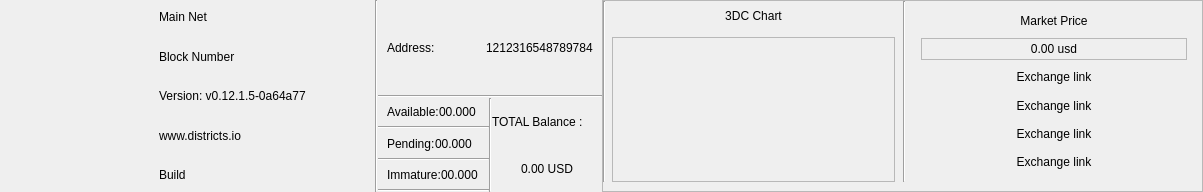
Qt form src/qt/topinfoarea.ui (thaodv/3dcoin) before a commit.
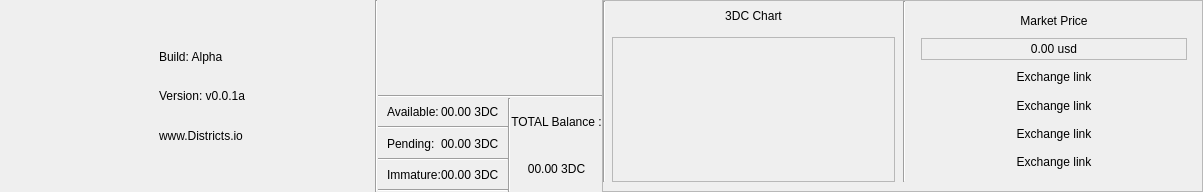
The same form after that commit. Icons and pictures are not drawn.

Patch:
```diff
--- a/src/qt/topinfoarea.ui
+++ b/src/qt/topinfoarea.ui
@@ -70,35 +70,35 @@
        <item>
         <widget class="QLabel" name="label_2">
          <property name="text">
-          <string>Main Net</string>
+          <string></string>
          </property>
         </widget>
        </item>
        <item>
         <widget class="QLabel" name="label_3">
          <property name="text">
-          <string>Block Number</string>
+          <string>Build: Alpha </string>
          </property>
         </widget>
        </item>
        <item>
         <widget class="QLabel" name="label_4">
          <property name="text">
-          <string>Version: v0.12.1.5-0a64a77</string>
+          <string>Version: v0.0.1a</string>
          </property>
         </widget>
        </item>
        <item>
         <widget class="QLabel" name="label_5">
          <property name="text">
-          <string>www.districts.io</string>
+          <string>www.Districts.io</string>
          </property>
         </widget>
        </item>
        <item>
         <widget class="QLabel" name="label_6">
          <property name="text">
-          <string>Build</string>
+          <string></string>
          </property>
         </widget>
        </item>
@@ -127,14 +127,14 @@
          <item>
           <widget class="QLabel" name="label_7">
            <property name="text">
-            <string>Address:</string>
+            <string></string>
            </property>
           </widget>
          </item>
          <item>
           <widget class="QLabel" name="label_8">
            <property name="text">
-            <string>1212316548789784</string>
+            <string></string>
            </property>
           </widget>
          </item>
@@ -169,7 +169,7 @@
              <item>
               <widget class="QLabel" name="labelAvailable">
                <property name="text">
-                <string>00.000</string>
+                <string>00.00 3DC</string>
                </property>
               </widget>
              </item>
@@ -200,7 +200,7 @@
              <item>
               <widget class="QLabel" name="labelPending">
                <property name="text">
-                <string>00.000</string>
+                <string>00.00 3DC</string>
                </property>
               </widget>
              </item>
@@ -231,7 +231,7 @@
              <item>
               <widget class="QLabel" name="labelImmature">
                <property name="text">
-                <string>00.000</string>
+                <string>00.00 3DC</string>
                </property>
               </widget>
              </item>
@@ -259,13 +259,16 @@
             <widget class="QLabel" name="labelTotalText">
              <property name="text">
               <string>TOTAL Balance :</string>
-             </property>
+              </property>
+             <property name="alignment">
+              <set>Qt::AlignCenter</set>
+              </property>
             </widget>
            </item>
            <item>
             <widget class="QLabel" name="labelTotal">
              <property name="text">
-              <string>0.00 USD</string>
+              <string>00.00 3DC</string>
              </property>
              <property name="alignment">
               <set>Qt::AlignCenter</set>
```
